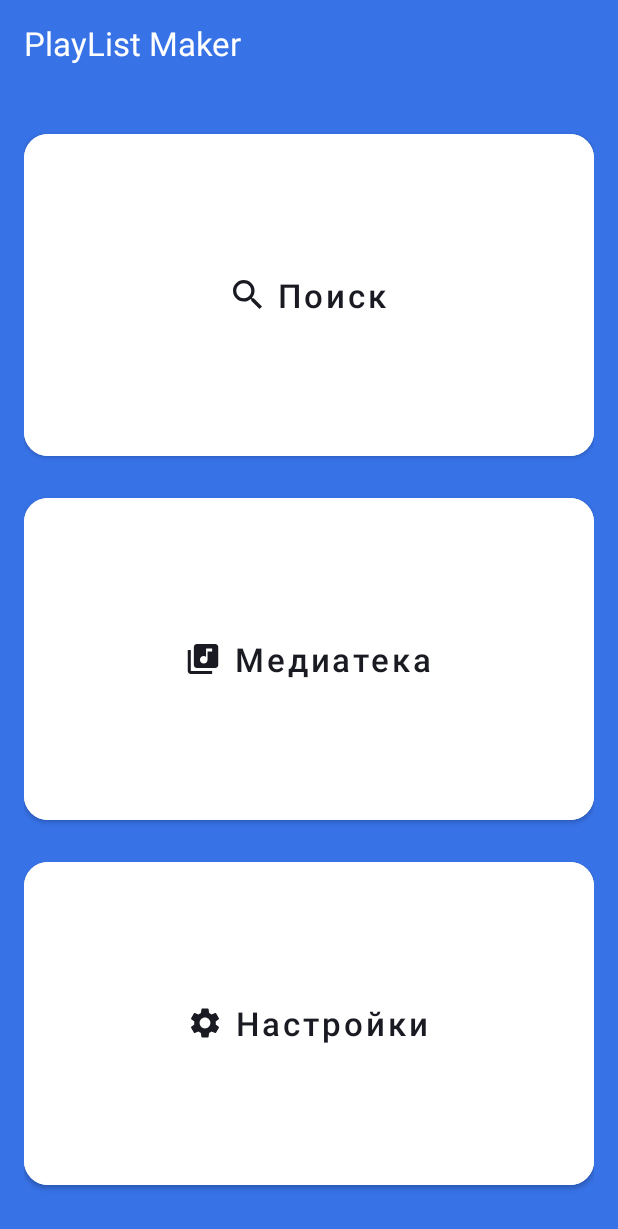
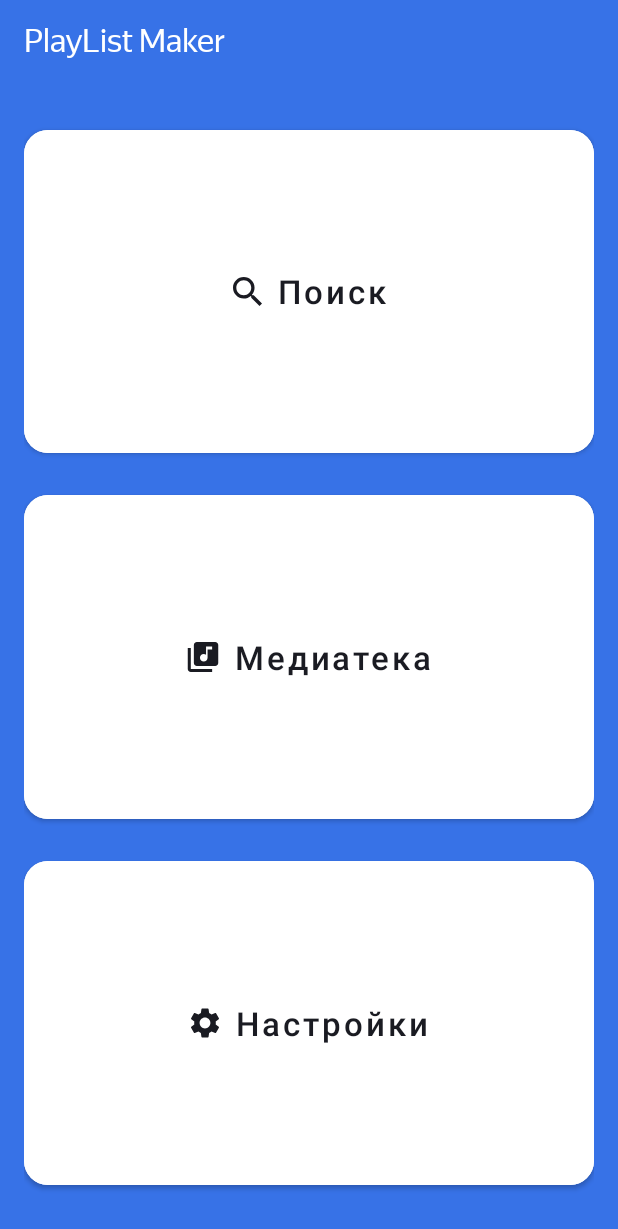
Before and after one commit to DFater/PlayList-Maker, an Android app: the screen it shows after launch (MainActivity), on a phone screen of 412 x 824 dp. Shown: the top 1229 px of the screen. Run offline under Robolectric (Android 15) with nearby library versions, the phone set to English and light mode, and no system bars.

Commit message:
PlayList Maker коммит #2

```diff
--- a/app/build.gradle
+++ b/app/build.gradle
@@ -5,12 +5,12 @@ plugins {
 
 android {
     namespace 'com.practicum.playlistmaker'
-    compileSdk 32
+    compileSdk 33
 
     defaultConfig {
         applicationId "com.practicum.playlistmaker"
         minSdk 28
-        targetSdk 32
+        targetSdk 33
         versionCode 1
         versionName "1.0"
 
--- a/app/src/main/java/com/practicum/playlistmaker/SettingsActivity.kt
+++ b/app/src/main/java/com/practicum/playlistmaker/SettingsActivity.kt
@@ -13,8 +13,7 @@ class SettingsActivity : AppCompatActivity() {
         val arrowBack = findViewById<ImageView>(R.id.arrow_back)
 
         arrowBack.setOnClickListener {
-            val displayIntent = Intent(this, MainActivity::class.java)
-            startActivity(displayIntent)
+            finish()
         }
     }
 }
--- a/app/src/main/res/drawable/arrow_back.xml
+++ b/app/src/main/res/drawable/arrow_back.xml
@@ -5,5 +5,5 @@
     android:viewportHeight="16">
   <path
       android:pathData="M16,7H3.83L9.42,1.41L8,0L0,8L8,16L9.41,14.59L3.83,9H16V7Z"
-      android:fillColor="#1A1B22"/>
+      android:fillColor="@color/black_for_SVG"/>
 </vector>
--- a/app/src/main/res/drawable/arrow_forward.xml
+++ b/app/src/main/res/drawable/arrow_forward.xml
@@ -5,5 +5,5 @@
     android:viewportHeight="24">
   <path
       android:pathData="M8,17.749L9.213,19L16,12L9.213,5L8,6.252L13.573,12L8,17.749Z"
-      android:fillColor="#AEAFB4"/>
+      android:fillColor="@color/light_grey_for_SVG"/>
 </vector>
--- a/app/src/main/res/drawable/media.xml
+++ b/app/src/main/res/drawable/media.xml
@@ -5,5 +5,5 @@
     android:viewportHeight="20">
   <path
       android:pathData="M18.5,0H6.5C5.4,0 4.5,0.9 4.5,2V14C4.5,15.1 5.4,16 6.5,16H18.5C19.6,16 20.5,15.1 20.5,14V2C20.5,0.9 19.6,0 18.5,0ZM16.5,5H13.5V10.5C13.5,11.88 12.38,13 11,13C9.62,13 8.5,11.88 8.5,10.5C8.5,9.12 9.62,8 11,8C11.57,8 12.08,8.19 12.5,8.51V3H16.5V5ZM2.5,4H0.5V18C0.5,19.1 1.4,20 2.5,20H16.5V18H2.5V4Z"
-      android:fillColor="#1A1B22"/>
+      android:fillColor="@color/black_for_SVG"/>
 </vector>
--- a/app/src/main/res/drawable/search.xml
+++ b/app/src/main/res/drawable/search.xml
@@ -5,5 +5,5 @@
     android:viewportHeight="19">
   <path
       android:pathData="M13.579,11.95H12.721L12.417,11.656C13.481,10.418 14.122,8.81 14.122,7.061C14.122,3.161 10.961,0 7.061,0C3.161,0 0,3.161 0,7.061C0,10.961 3.161,14.122 7.061,14.122C8.81,14.122 10.418,13.481 11.656,12.417L11.95,12.721V13.579L17.381,19L19,17.381L13.579,11.95ZM7.061,11.95C4.356,11.95 2.173,9.766 2.173,7.061C2.173,4.356 4.356,2.173 7.061,2.173C9.766,2.173 11.95,4.356 11.95,7.061C11.95,9.766 9.766,11.95 7.061,11.95Z"
-      android:fillColor="#1A1B22"/>
+      android:fillColor="@color/black_for_SVG"/>
 </vector>
--- a/app/src/main/res/drawable/settings.xml
+++ b/app/src/main/res/drawable/settings.xml
@@ -5,5 +5,5 @@
     android:viewportHeight="20">
   <path
       android:pathData="M17.14,10.94C17.18,10.64 17.2,10.33 17.2,10C17.2,9.68 17.18,9.36 17.13,9.06L19.16,7.48C19.34,7.34 19.39,7.07 19.28,6.87L17.36,3.55C17.24,3.33 16.99,3.26 16.77,3.33L14.38,4.29C13.88,3.91 13.35,3.59 12.76,3.35L12.4,0.81C12.36,0.57 12.16,0.4 11.92,0.4H8.08C7.84,0.4 7.65,0.57 7.61,0.81L7.25,3.35C6.66,3.59 6.12,3.92 5.63,4.29L3.24,3.33C3.02,3.25 2.77,3.33 2.65,3.55L0.74,6.87C0.62,7.08 0.66,7.34 0.86,7.48L2.89,9.06C2.84,9.36 2.8,9.69 2.8,10C2.8,10.31 2.82,10.64 2.87,10.94L0.84,12.52C0.66,12.66 0.61,12.93 0.72,13.13L2.64,16.45C2.76,16.67 3.01,16.74 3.23,16.67L5.62,15.71C6.12,16.09 6.65,16.41 7.24,16.65L7.6,19.19C7.65,19.43 7.84,19.6 8.08,19.6H11.92C12.16,19.6 12.36,19.43 12.39,19.19L12.75,16.65C13.34,16.41 13.88,16.09 14.37,15.71L16.76,16.67C16.98,16.75 17.23,16.67 17.35,16.45L19.27,13.13C19.39,12.91 19.34,12.66 19.15,12.52L17.14,10.94ZM10,13.6C8.02,13.6 6.4,11.98 6.4,10C6.4,8.02 8.02,6.4 10,6.4C11.98,6.4 13.6,8.02 13.6,10C13.6,11.98 11.98,13.6 10,13.6Z"
-      android:fillColor="#1A1B22"/>
+      android:fillColor="@color/black_for_SVG"/>
 </vector>
--- a/app/src/main/res/drawable/share.xml
+++ b/app/src/main/res/drawable/share.xml
@@ -5,5 +5,5 @@
     android:viewportHeight="24">
   <path
       android:pathData="M17.333,15.723C16.658,15.723 16.053,15.994 15.591,16.419L9.253,12.669C9.298,12.461 9.333,12.253 9.333,12.036C9.333,11.819 9.298,11.611 9.253,11.404L15.52,7.69C16,8.142 16.631,8.422 17.333,8.422C18.809,8.422 20,7.211 20,5.711C20,4.211 18.809,3 17.333,3C15.858,3 14.667,4.211 14.667,5.711C14.667,5.928 14.702,6.136 14.747,6.343L8.48,10.057C8,9.605 7.369,9.325 6.667,9.325C5.191,9.325 4,10.536 4,12.036C4,13.536 5.191,14.747 6.667,14.747C7.369,14.747 8,14.467 8.48,14.015L14.809,17.774C14.764,17.964 14.738,18.163 14.738,18.361C14.738,19.816 15.902,21 17.333,21C18.764,21 19.929,19.816 19.929,18.361C19.929,16.907 18.764,15.723 17.333,15.723Z"
-      android:fillColor="#AEAFB4"/>
+      android:fillColor="@color/light_grey_for_SVG"/>
 </vector>
--- a/app/src/main/res/layout/activity_main.xml
+++ b/app/src/main/res/layout/activity_main.xml
@@ -14,7 +14,8 @@
         android:layout_marginTop="14dp"
         android:text="@string/app_name"
         android:textColor="@color/white"
-        android:textSize="@dimen/large_text_size" />
+        android:textSize="@dimen/large_text_size"
+        android:fontFamily="@font/ys_display_regular"/>
 
     <LinearLayout
         android:layout_width="match_parent"
--- a/app/src/main/res/values/colors.xml
+++ b/app/src/main/res/values/colors.xml
@@ -9,4 +9,6 @@
     <color name="white">#FFFFFFFF</color>
     <color name="main_background">#3772e7</color>
     <color name="text">#1A1B22</color>
+    <color name="light_grey_for_SVG">#AEAFB4</color>
+    <color name="black_for_SVG">#1A1B22</color>
 </resources>
--- /dev/null
+++ b/app/src/main/res/values/styles.xml
@@ -0,0 +1,2 @@
+<?xml version="1.0" encoding="utf-8"?>
+<resources></resources>
```
Also changed, not shown: app/src/main/res/drawable/support.xml (+4 -4 lines), app/src/main/res/layout/activity_settings.xml (+14 -12 lines), app/src/main/res/font/ys_display_medium.ttf (added), app/src/main/res/font/ys_display_regular.ttf (added), build.gradle (line endings or trailing spaces).
